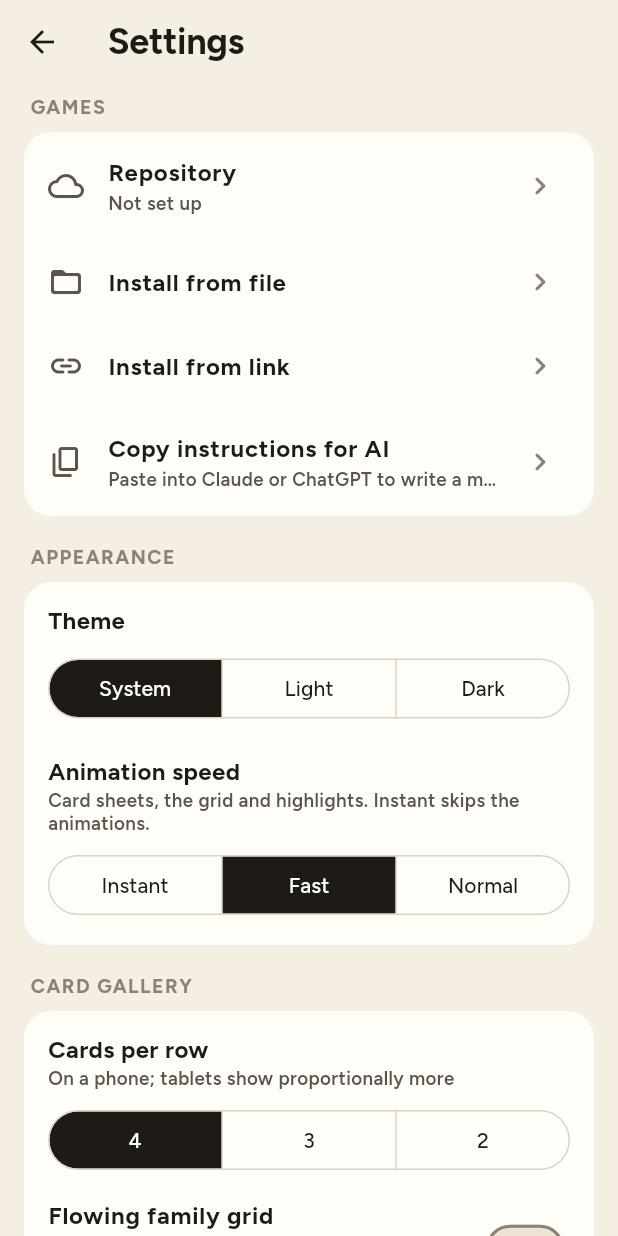
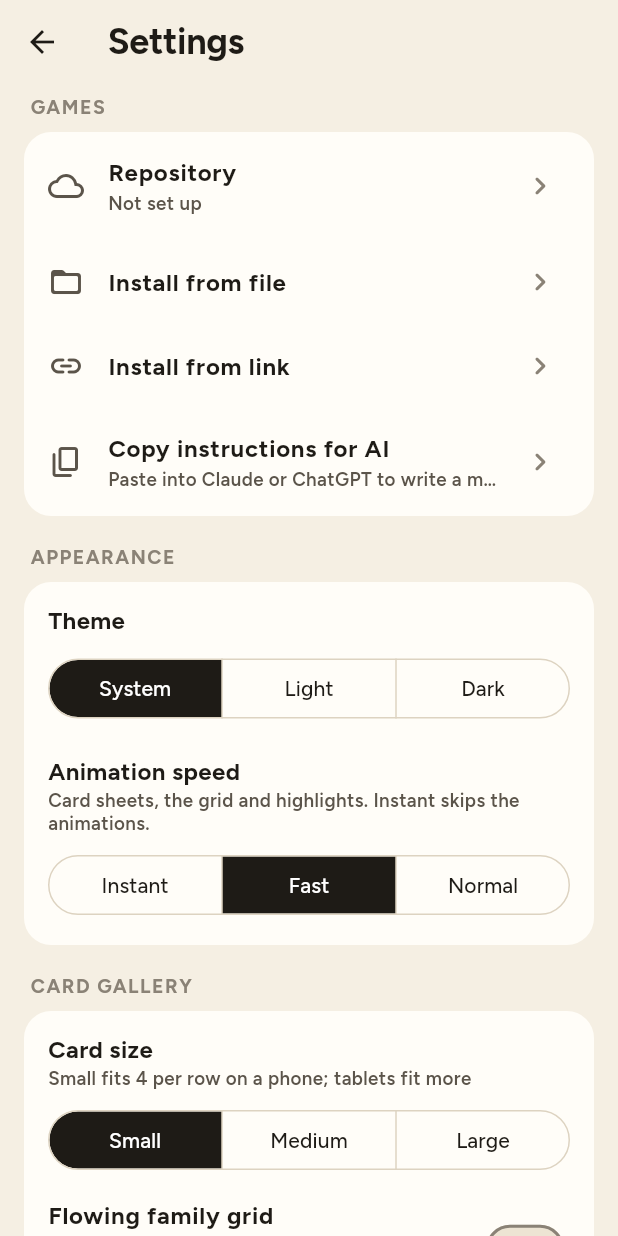
Before and after one commit to ratatabananana-bit/babel-board, a Flutter app: the screen it shows after launch, after a tap on the "settings" icon, on a phone screen of 412 x 824 dp. Run offline on Flutter 3.47's test engine with Material 3 defaults, Android fonts, the phone set to English and light mode, and no system bars; our stand-ins replace file_picker, flutter_secure_storage, shared_preferences; missing offline and left inert: quick_actions, receive_sharing_intent; project files that could hold a hidden picture were left out.

Commit message:
feat: card size reads S / M / L, not a per-row count
The density is a phone count that tablets scale up, so "4" was a lie on wide screens.
The view pill shows S / M / L and Settings calls it "Card size" (Small / Medium / Large).

Co-Authored-By: Claude Fable 5.1 <noreply@anthropic.com>

```diff
--- a/lib/core/settings.dart
+++ b/lib/core/settings.dart
@@ -5,8 +5,18 @@ import 'package:shared_preferences/shared_preferences.dart';
 class Settings extends ChangeNotifier {
   Settings(this._prefs) : _columns = _prefs.getInt(_kColumns) ?? 4;
 
-  /// Density toggle offers 4 / 3 / 2 cards per row.
+  /// Density toggle offers 4 / 3 / 2 cards per row on a phone (wider screens scale that
+  /// up, see [columnsFor]), shown to the player as small / medium / large cards.
   static const columnChoices = [4, 3, 2];
+
+  /// What the density is called in the UI: the count is a phone count, so the label is a size.
+  static String sizeLabel(int columns) => switch (columns) {
+    4 => 'Small',
+    3 => 'Medium',
+    _ => 'Large',
+  };
+
+  static String sizeLetter(int columns) => sizeLabel(columns)[0];
   static const minColumns = 2;
   static const maxColumns = 4;
   static const _kColumns = 'settings.columns';
--- a/lib/library/settings_screen.dart
+++ b/lib/library/settings_screen.dart
@@ -90,15 +90,15 @@ class SettingsScreen extends StatelessWidget {
           _Card(
             children: [
               _Labeled(
-                title: 'Cards per row',
-                subtitle: 'On a phone; tablets show proportionally more',
+                title: 'Card size',
+                subtitle: 'Small fits 4 per row on a phone; tablets fit more',
                 child: SegmentedButton<int>(
                   showSelectedIcon: false,
                   segments: [
                     for (final n in Settings.columnChoices)
                       ButtonSegment(
                         value: n,
-                        label: Text('$n', key: Key('settingsColumns$n')),
+                        label: Text(Settings.sizeLabel(n), key: Key('settingsColumns$n')),
                       ),
                   ],
                   selected: {settings.columns},
--- a/tool/screenshot_test.dart
+++ b/tool/screenshot_test.dart
@@ -13,6 +13,7 @@ import 'package:http/http.dart' as http;
 import 'package:http/testing.dart';
 import 'package:shared_preferences/shared_preferences.dart';
 import 'package:vale_helper/blocks/item_view.dart';
+import 'package:vale_helper/core/settings.dart';
 import 'package:vale_helper/library/module_store.dart';
 import 'package:vale_helper/library/repository.dart';
 import 'package:vale_helper/main.dart';
@@ -69,7 +70,7 @@ Finder _nav(String label) => find.descendant(of: find.byType(NavigationBar), mat
 /// Taps the density button until it reads [n] cards per row (it cycles 4 → 3 → 2).
 Future<void> _density(WidgetTester tester, int n) async {
   final cycle = find.byKey(const Key('densityCycle'));
-  for (var i = 0; i < 3 && find.descendant(of: cycle, matching: find.text('$n')).evaluate().isEmpty; i++) {
+  for (var i = 0; i < 3 && find.descendant(of: cycle, matching: find.text(Settings.sizeLetter(n))).evaluate().isEmpty; i++) {
     await tester.tap(cycle);
     await tester.pumpAndSettle();
   }
```
Also changed, not shown: lib/core/widgets/search_top_bar.dart (+6 -6 lines), 3 other files.
